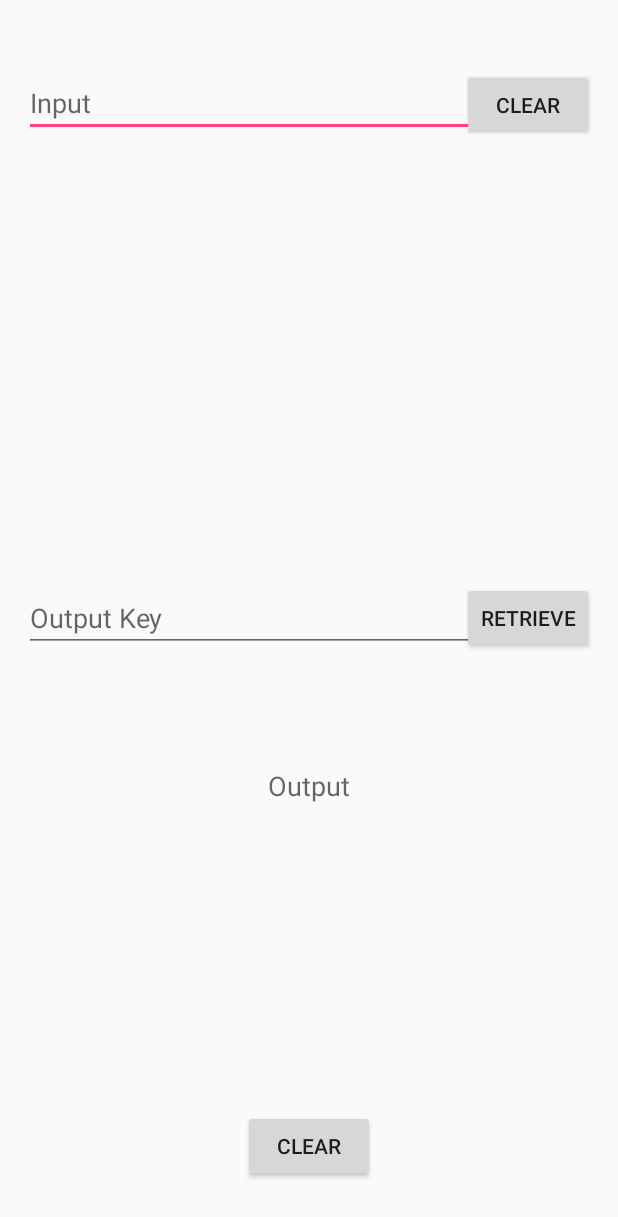
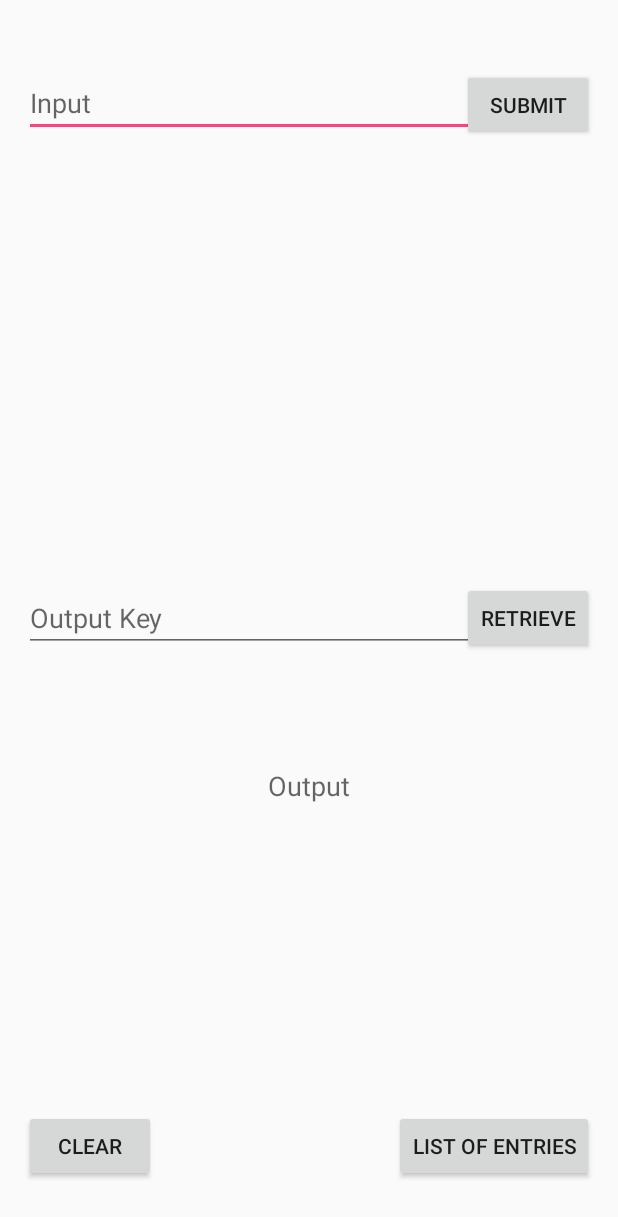
Before and after one commit to V-Kwong/Shared-Preferences-Demo, an Android app: the screen it shows after launch (MainActivity), on a phone screen of 412 x 824 dp. Shown: the top 1217 px of the screen. Run offline under Robolectric (Android 15) with nearby library versions, the phone set to English and light mode, and no system bars.

Commit message:
List Page
Successfully added a button which links to a second activity. Will use
this second activity to display all user entries in the following
commits.

```diff
--- a/app/src/main/AndroidManifest.xml
+++ b/app/src/main/AndroidManifest.xml
@@ -15,6 +15,7 @@
                 <category android:name="android.intent.category.LAUNCHER" />
             </intent-filter>
         </activity>
+        <activity android:name=".List"></activity>
     </application>
 
 </manifest>
--- a/app/src/main/java/com/emergence/sharedpreferencesarraytry/MainActivity.java
+++ b/app/src/main/java/com/emergence/sharedpreferencesarraytry/MainActivity.java
@@ -2,10 +2,12 @@ package com.emergence.sharedpreferencesarraytry;
 
 import android.app.Activity;
 import android.content.Context;
+import android.content.Intent;
 import android.content.SharedPreferences;
 import android.os.Bundle;
 import android.view.Menu;
 import android.view.View;
+import android.widget.Button;
 import android.widget.TextView;
 
 public class MainActivity extends Activity {
@@ -15,6 +17,7 @@ public class MainActivity extends Activity {
     TextView input;
     TextView key;
     TextView output;
+    Button listBtn;
     int array_index = 0;
 
     @Override
@@ -23,12 +26,17 @@ public class MainActivity extends Activity {
         setContentView(R.layout.activity_main);
         input = (TextView) findViewById(R.id.input); // initialize input as input edit text box
         key = (TextView) findViewById(R.id.key); // initialize key as key edit text box
+        listBtn = (Button) findViewById(R.id.list); // initialize listBtn as List of Entries Button
         sharedpreferences = getSharedPreferences( filename, Context.MODE_PRIVATE); // initialize shared preferences
+        listBtn.setOnClickListener(new View.OnClickListener() {
+            public void onClick(View v) {
+                go_to_list();
+            }
+        });
     }
 
     public void submit(View view){
         input = (TextView) findViewById(R.id.input); // initialize input as input edit text box
-        key = (TextView) findViewById(R.id.key); // initialize key as key edit text box
         String data = input.getText().toString(); // get string in input edit text box
         SharedPreferences.Editor editor = sharedpreferences.edit(); // initialize editor
         editor.putString( Integer.toString(array_index), data); // key is array index and data is input
@@ -38,7 +46,6 @@ public class MainActivity extends Activity {
     }
 
     public void retrieve(View view) {
-        input = (TextView) findViewById(R.id.input); // initialize input as input edit text box
         key = (TextView) findViewById(R.id.key); // initialize key as key edit text box
         output = (TextView) findViewById(R.id.output); // initialize output as output text box
         String output_key = key.getText().toString(); // get string in output key edit text box
@@ -55,4 +62,9 @@ public class MainActivity extends Activity {
         editor.commit(); // commit changes
         output.setText("All entries cleared!"); // display to notify user
     }
+
+    private void go_to_list() {
+        Intent intent = new Intent(this, List.class);
+        startActivity(intent);
+    }
 }
--- a/app/src/main/res/layout/activity_main.xml
+++ b/app/src/main/res/layout/activity_main.xml
@@ -25,7 +25,7 @@
         android:layout_height="wrap_content"
         android:layout_alignRight="@+id/input"
         android:layout_marginTop="30dp"
-        android:text="@string/clear"
+        android:text="@string/submit"
         android:onClick="submit"/>
 
     <EditText
@@ -70,7 +70,17 @@
         android:text="@string/clear"
         android:onClick="clear"
         android:layout_alignParentBottom="true"
-        android:layout_centerHorizontal="true"
+        android:layout_alignParentLeft="true"
         android:layout_marginBottom="20dp"/>
 
+    <Button
+        android:layout_width="wrap_content"
+        android:layout_height="wrap_content"
+        android:layout_alignParentRight="true"
+        android:layout_alignParentBottom="true"
+        android:layout_marginBottom="20dp"
+        android:text="@string/list"
+        android:id="@+id/list"
+        android:onClick="go_to_list"/>
+
 </RelativeLayout>
--- a/app/src/main/res/values/strings.xml
+++ b/app/src/main/res/values/strings.xml
@@ -3,4 +3,5 @@
     <string name="submit">Submit</string>
     <string name="retrieve">Retrieve</string>
     <string name="clear">Clear</string>
+    <string name="list">List of Entries</string>
 </resources>
```
Also changed, not shown: app/src/main/java/com/emergence/sharedpreferencesarraytry/List.java (added, +20 -0 lines), app/src/main/res/layout/activity_list.xml (added, +13 -0 lines).
